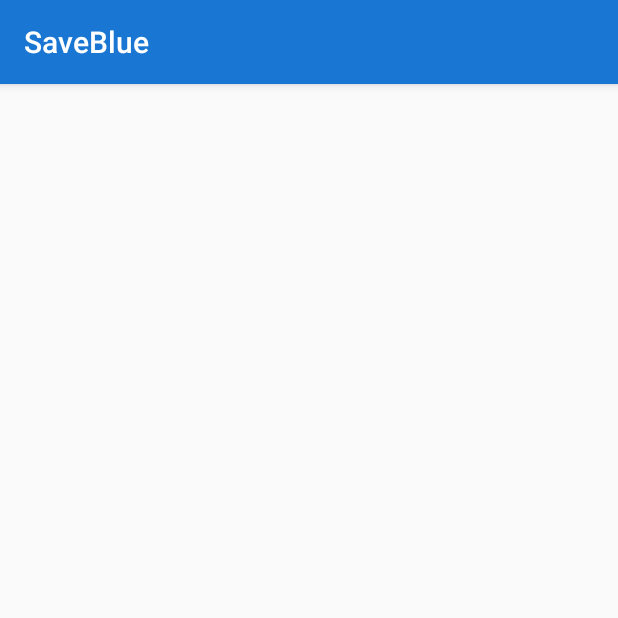
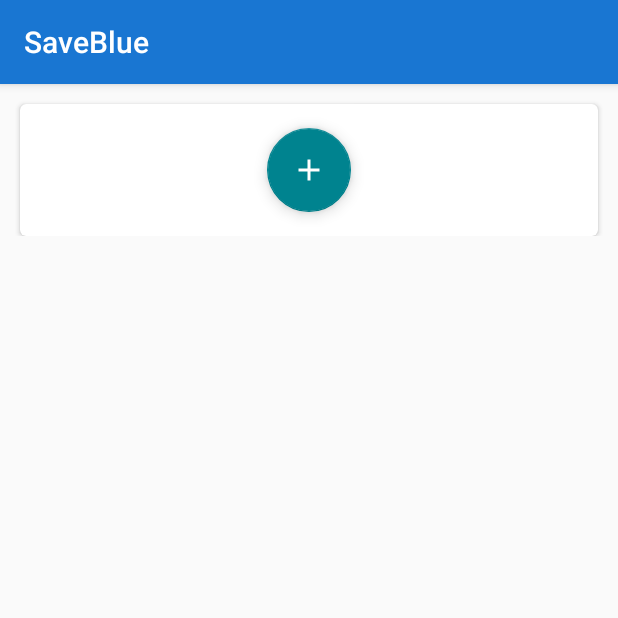
Before and after one commit to SaveBlue/SaveBlue-Android-App, an Android app: the fragment OverviewFragment shown on its own in the app's theme, on a phone screen of 412 x 824 dp, the top half of it. Run offline under Robolectric (Android 15) with nearby library versions, the phone set to English and light mode, and no system bars; 3 statements that could not run were skipped.

Commit message:
Add recycler view footer

```diff
--- a/app/src/main/java/com/saveblue/saveblueapp/Constants.java
+++ b/app/src/main/java/com/saveblue/saveblueapp/Constants.java
@@ -1,6 +1,6 @@
 package com.saveblue.saveblueapp;
 
 public class Constants {
-    //public static String BASE_URL ="http://10.0.0.65:3000/api/";
-    public static String BASE_URL ="http://192.168.1.19:3000/api/";
+    public static String BASE_URL ="http://10.0.0.65:3000/api/";
+    //public static String BASE_URL ="http://192.168.1.19:3000/api/";
 }
--- a/app/src/main/java/com/saveblue/saveblueapp/adapters/DashboardAccountAdapter.java
+++ b/app/src/main/java/com/saveblue/saveblueapp/adapters/DashboardAccountAdapter.java
@@ -1,15 +1,17 @@
 package com.saveblue.saveblueapp.adapters;
-
 
 import android.content.Context;
 import android.view.LayoutInflater;
 import android.view.View;
 import android.view.ViewGroup;
+import android.widget.Button;
 import android.widget.TextView;
+import android.widget.Toast;
 
 import androidx.annotation.NonNull;
 import androidx.recyclerview.widget.RecyclerView;
 
+import com.google.android.material.floatingactionbutton.FloatingActionButton;
 import com.saveblue.saveblueapp.R;
 import com.saveblue.saveblueapp.models.Account;
 
@@ -19,12 +21,12 @@ public class DashboardAccountAdapter extends RecyclerView.Adapter<DashboardAccou
     private List<Account> accountList;
     private Context context;
 
-    public DashboardAccountAdapter(Context context, List<Account> accountListlist){
+    public DashboardAccountAdapter(Context context, List<Account> accountListlist) {
         this.context = context;
         this.accountList = accountListlist;
     }
 
-    public void setAccountsList(List<Account> accountsList){
+    public void setAccountsList(List<Account> accountsList) {
         this.accountList = accountsList;
         notifyDataSetChanged();
     }
@@ -32,29 +34,59 @@ public class DashboardAccountAdapter extends RecyclerView.Adapter<DashboardAccou
     @NonNull
     @Override
     public DashboardAccountAdapter.CardViewHolder onCreateViewHolder(@NonNull ViewGroup parent, int viewType) {
+
         View view = LayoutInflater.from(parent.getContext()).inflate(R.layout.dashboard_account_card, parent, false);
+
+        if(viewType == R.layout.dashboard_account_card)
+           view = LayoutInflater.from(parent.getContext()).inflate(R.layout.dashboard_account_add_button, parent, false);
+
+
         return new CardViewHolder(view);
     }
 
     @Override
     public void onBindViewHolder(@NonNull DashboardAccountAdapter.CardViewHolder holder, int position) {
-        holder.accountTitle.setText(accountList.get(position).getName());
-        holder.accountBalance.setText(accountList.get(position).getCurrentBalance());
+
+       try {
+           if (position == accountList.size()) {
+            holder.addAccountButton.setOnClickListener(new View.OnClickListener() {
+                @Override
+                public void onClick(View v) {
+                    Toast.makeText(context, "Button Clicked", Toast.LENGTH_LONG).show();
+                }
+            });
+
+           } else {
+
+               holder.accountTitle.setText(accountList.get(position).getName());
+               holder.accountBalance.setText(accountList.get(position).getCurrentBalance());
+           }
+       }
+       catch (Exception e){
+           e.printStackTrace();
+       }
     }
 
     @Override
     public int getItemCount() {
-        return accountList.size();
+        return accountList.size() + 1;
+    }
+
+    @Override
+    public int getItemViewType(int position) {
+        return (position == accountList.size()) ? R.layout.dashboard_account_card : R.layout.dashboard_account_add_button;
     }
 
     public static class CardViewHolder extends RecyclerView.ViewHolder {
         public TextView accountTitle;
         public TextView accountBalance;
+        public FloatingActionButton addAccountButton;
 
         public CardViewHolder(@NonNull View itemView) {
             super(itemView);
             accountTitle = itemView.findViewById(R.id.AccountTitle);
             accountBalance = itemView.findViewById(R.id.AccountBalance);
+            addAccountButton = itemView.findViewById(R.id.addAccountButton);
         }
     }
 }
--- /dev/null
+++ b/app/src/main/res/drawable/ic_add_24.xml
@@ -0,0 +1,5 @@
+<vector android:height="24dp" android:tint="#FFFFFF"
+    android:viewportHeight="24" android:viewportWidth="24"
+    android:width="24dp" xmlns:android="http://schemas.android.com/apk/res/android">
+    <path android:fillColor="@android:color/white" android:pathData="M19,13h-6v6h-2v-6H5v-2h6V5h2v6h6v2z"/>
+</vector>
--- /dev/null
+++ b/app/src/main/res/layout/dashboard_account_add_button.xml
@@ -0,0 +1,48 @@
+<?xml version="1.0" encoding="utf-8"?>
+<RelativeLayout xmlns:android="http://schemas.android.com/apk/res/android"
+    xmlns:app="http://schemas.android.com/apk/res-auto"
+    xmlns:tools="http://schemas.android.com/tools"
+    android:layout_margin="5sp"
+    android:layout_width="match_parent"
+    android:layout_height="wrap_content">
+
+    <androidx.cardview.widget.CardView
+        app:cardCornerRadius="4sp"
+        app:cardElevation="2dp"
+        android:layout_width="match_parent"
+        android:layout_height="wrap_content"
+        android:layout_marginStart="8dp"
+        android:layout_marginTop="8dp"
+        android:layout_marginEnd="8dp"
+        app:layout_constraintEnd_toEndOf="parent"
+        app:layout_constraintStart_toStartOf="parent"
+        app:layout_constraintTop_toTopOf="parent">
+
+        <androidx.constraintlayout.widget.ConstraintLayout
+            android:layout_width="match_parent"
+            android:layout_height="match_parent">
+
+            <com.google.android.material.floatingactionbutton.FloatingActionButton
+
+                android:id="@+id/addAccountButton"
+                android:layout_width="wrap_content"
+                android:layout_height="wrap_content"
+                android:layout_gravity="end|bottom"
+                android:layout_margin="16dp"
+                android:layout_marginStart="128dp"
+                android:layout_marginTop="16dp"
+                android:layout_marginEnd="128dp"
+                android:layout_marginBottom="16dp"
+                android:src="@drawable/ic_add_24"
+                app:layout_constraintBottom_toBottomOf="parent"
+                app:layout_constraintEnd_toEndOf="parent"
+                app:layout_constraintStart_toStartOf="parent"
+                app:layout_constraintTop_toTopOf="parent" />
+
+
+        </androidx.constraintlayout.widget.ConstraintLayout>
+
+
+    </androidx.cardview.widget.CardView>
+
+</RelativeLayout>
--- a/app/src/main/res/values/styles.xml
+++ b/app/src/main/res/values/styles.xml
@@ -16,4 +16,5 @@
 
     <style name="AppTheme.PopupOverlay" parent="ThemeOverlay.AppCompat.Light" />
 
+
 </resources>
```
